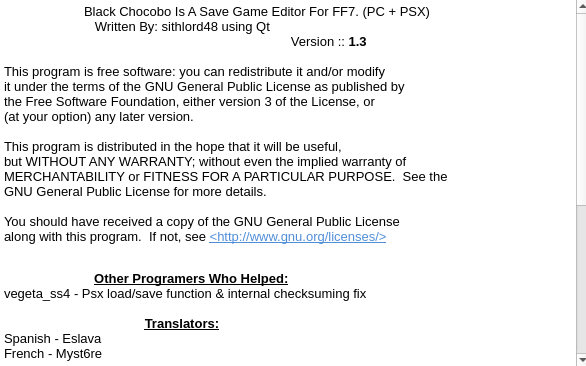
The window that about.ui (sithlord48/blackchocobo) describes before a commit, drawn with Qt 5.
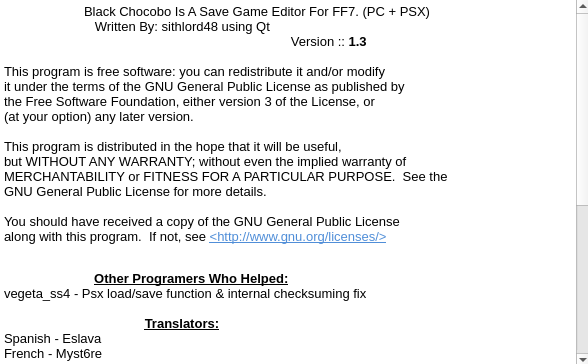
The same window after the commit.

Commit message: fixed spaceing for dialog.

Patch:
```diff
--- a/about.ui
+++ b/about.ui
@@ -9,8 +9,8 @@
    <rect>
     <x>0</x>
     <y>0</y>
-    <width>586</width>
-    <height>366</height>
+    <width>588</width>
+    <height>364</height>
    </rect>
   </property>
   <property name="windowTitle">
```
